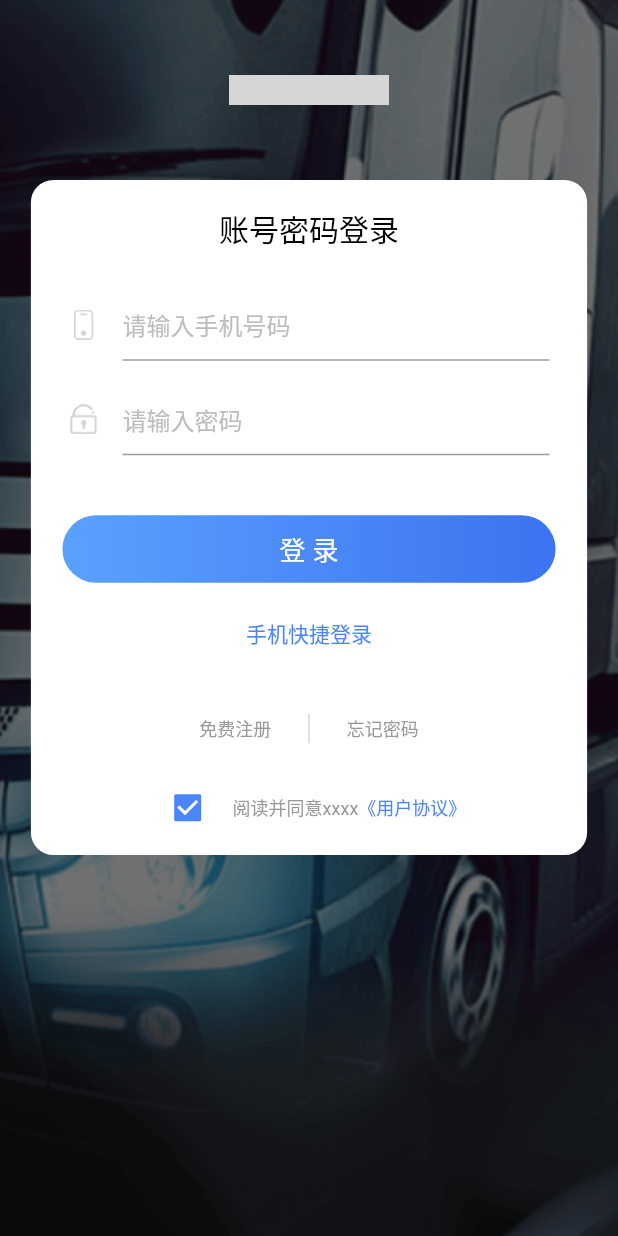
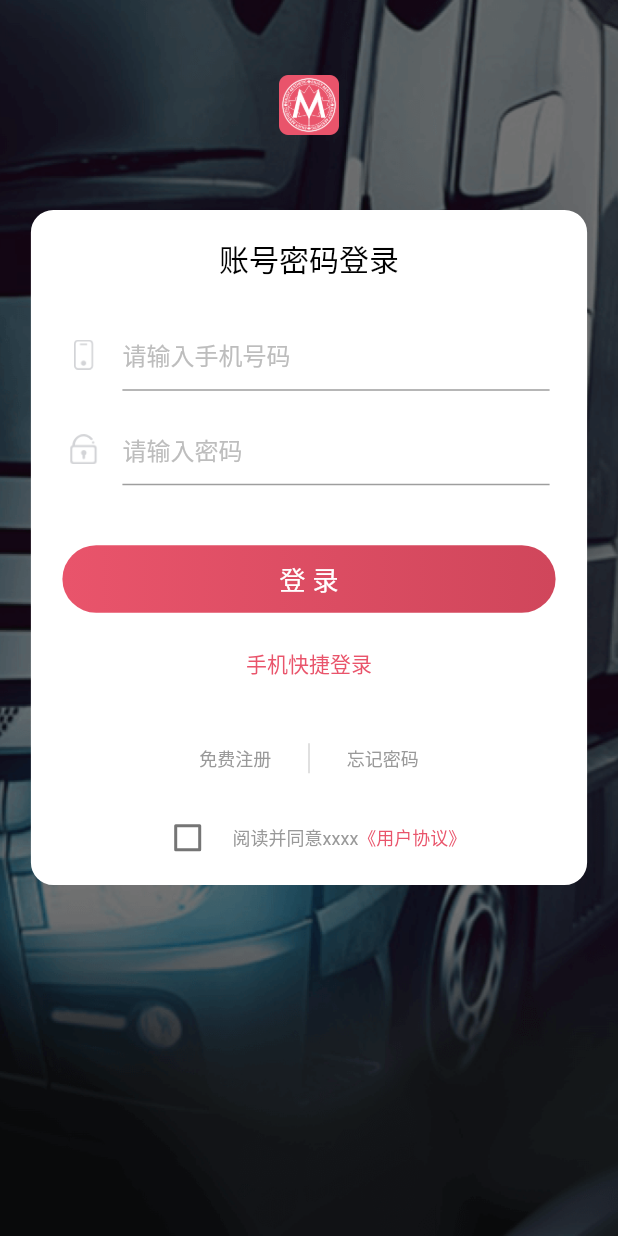
Before and after one commit to dechengyang/ydc_flutter_app, a Flutter app: the screen it shows after launch, on a phone screen of 412 x 824 dp. Run offline on Flutter 3.47's test engine with Material 2 defaults, Android fonts, the phone set to English and light mode, and no system bars; our stand-ins replace flutter_spinkit, fluttertoast; grey boxes are pictures that could not be loaded.

Commit message:
勾选协议功能开发

```diff
--- a/ydcflutter_app/lib/login/LoginPage.dart
+++ b/ydcflutter_app/lib/login/LoginPage.dart
@@ -12,6 +12,11 @@ class LoginPage extends StatefulWidget {
 }
 
 class _LoginPageState extends State<LoginPage> {
+  @override
+  void initState() {
+    // TODO: implement initState
+    super.initState();
+  }
   final TextEditingController _phoneController = new TextEditingController();
   final TextEditingController _passwordController = new TextEditingController();
   String mPhoneText;
@@ -26,8 +31,7 @@ class _LoginPageState extends State<LoginPage> {
   String _loginTypeChangeStr='手机快捷登录';
   Timer _timer;
 
-
-//  PromptPage promptPage = new PromptPage();
+  bool _checkSelected = false;//维护复选框开关状态
 
 
   _startTimer() {
@@ -55,7 +59,6 @@ class _LoginPageState extends State<LoginPage> {
   @override
   Widget build(BuildContext context) {
     // TODO: implement build
-
     Widget edtPhone = new Container(
       margin: new EdgeInsets.fromLTRB(20.0, 15.0, 20.0, 0.0),
       width: MediaQuery
@@ -132,8 +135,6 @@ class _LoginPageState extends State<LoginPage> {
     );
 
 
-
-
     Widget verifyCodeEdit=new Padding(
       padding: new EdgeInsets.only(right: 20.0),
       child:
@@ -202,35 +203,48 @@ class _LoginPageState extends State<LoginPage> {
 
 
     void _loginAction(){
-      //print("点击了按钮22");
-
-//      setState(() {
-//        Fluttertoast.showToast(
-//            msg: "登录成功！",
-//            toastLength: Toast.LENGTH_SHORT,
-//            gravity: ToastGravity.BOTTOM,
-//            timeInSecForIos:1
-////            backgroundColor: Color(0xe74c3c),
-////            textColor: Color(0xffffff)
-//
-//        );
-//        Navigator.of(context).push(new MaterialPageRoute<Null>(
-//          builder: (BuildContext context) {
-////                return new HomePage();
-//            return new MainPage();
-//          },
-//        ));
-//      });
-
       YdcLoadingPage loadingPage = YdcLoadingPage(context);
       loadingPage.show();
       Future.delayed(
         Duration(seconds: 3),
             () {
           loadingPage.close();
+          setState(() {
+            Fluttertoast.showToast(
+                msg: "登录成功！",
+                toastLength: Toast.LENGTH_SHORT,
+                gravity: ToastGravity.BOTTOM,
+                timeInSecForIos:1
+//            backgroundColor: Color(0xe74c3c),
+//            textColor: Color(0xffffff)
+
+            );
+            Navigator.of(context).push(new MaterialPageRoute<Null>(
+              builder: (BuildContext context) {
+//                return new HomePage();
+                return new MainPage();
+              },
+            ));
+          });
         },
       );
 
+
+    }
+
+    void _fasterLoginAction(){
+      setState(() {
+        Fluttertoast.showToast(
+            msg: "正在建设中...",
+            toastLength: Toast.LENGTH_SHORT,
+            gravity: ToastGravity.BOTTOM,
+            timeInSecForIos:1
+//            backgroundColor: Color(0xe74c3c),
+//            textColor: Color(0xffffff)
+
+        );
+
+      });
 
     }
 
@@ -246,7 +260,7 @@ class _LoginPageState extends State<LoginPage> {
           decoration: new BoxDecoration(
               borderRadius: new BorderRadius.all(new Radius.circular(50.0)),
               gradient: new LinearGradient(
-                  colors: [const Color(0xFF5AA1FD), const Color(0xFF3C73F1)])
+                  colors: [const Color(0xFFe9546b), const Color(0xFFd0465b)])
           ),
           child: new Center(
               child: new Text(
@@ -258,14 +272,16 @@ class _LoginPageState extends State<LoginPage> {
 
 
 
-    Widget changeLoginText =
+    Widget fasterLoginWidget =
     new Container(
       padding: new EdgeInsets.fromLTRB(10.0, 10.0, 10.0, 10.0),
       child: new FlatButton(
-          onPressed: null,
+          onPressed: (){
+            _fasterLoginAction();
+          },
           child: new Text('$_loginTypeChangeStr',
               style: new TextStyle(fontSize: 14.0,
-                color: const Color(0xff4B85FA),
+                color: const Color(0xFFe9546b),
               )
           )),
     );
@@ -355,25 +371,21 @@ class _LoginPageState extends State<LoginPage> {
         )
     );
 
-
-    /**
-     * 用户协议
-     */
-    bool isChecked = true;
-    Widget agreement = new Container(
+    Widget agreementWidget = new Container(
       padding: new EdgeInsets.all(0.0),
       child: new Row(
         mainAxisAlignment: MainAxisAlignment.center,
         children: <Widget>[
           new Container(
             //padding: new EdgeInsets.fromLTRB(0.0, 0.0, 0.0, 0.0),
-            child: new Checkbox(value: isChecked,
+            child: new Checkbox(value: _checkSelected,
+              activeColor: const Color(0xffe9546b),
               onChanged: (bool) {
+              print(bool);
                 setState(() {
-                  isChecked = !bool;
+                  _checkSelected=bool;
                 });
               },
-              activeColor: const Color(0xff4B85FA),
             ),
           ),
           new Container(
@@ -383,7 +395,7 @@ class _LoginPageState extends State<LoginPage> {
           new Container(
             child: new Text("《用户协议》",
               style: new TextStyle(
-                color: const Color(0xff4B85FA),
+                color: const Color(0xffe9546b),
                 fontSize: 12.0,
               ),),
           )
@@ -409,9 +421,9 @@ class _LoginPageState extends State<LoginPage> {
             edtPhone,
             _passLogin==true? edtPassword: _edtPhoneCode(),
             buttonLogin,
-            changeLoginText,
+            fasterLoginWidget,
             reigistFindpass,
-            agreement
+            agreementWidget
           ],
         ),
       ),
@@ -423,7 +435,7 @@ class _LoginPageState extends State<LoginPage> {
           background,
           new ListView(
             children: <Widget>[
-              pangmaologo,
+              logoWidget,
               whitleContent,
             ],
           )
@@ -471,14 +483,14 @@ class _LoginPageState extends State<LoginPage> {
       )
   );
 
-  Widget pangmaologo =new Container(
+  Widget logoWidget=new Container(
     margin: const EdgeInsets.only( top: 50.0,bottom: 50.0),
     child:
     new Center(
         child: new Image.asset(
-          'images/logo_pm.png',
-          width: 107.0,
-          height: 20.0,
+          'static/images/logo_icon.png',
+          width: 40.0,
+          height: 40.0,
         )),
   );
 
--- a/ydcflutter_app/pubspec.yaml
+++ b/ydcflutter_app/pubspec.yaml
@@ -53,6 +53,7 @@ flutter:
     - static/images/shoppingcart_selected_icon.png
     - static/images/my_normal_icon.png
     - static/images/my_selected_icon.png
+    - static/images/logo_icon.png
 
   # To add assets to your application, add an assets section, like this:
   # assets:
```
Also changed, not shown: ydcflutter_app/static/images/logo_icon.png (added).
